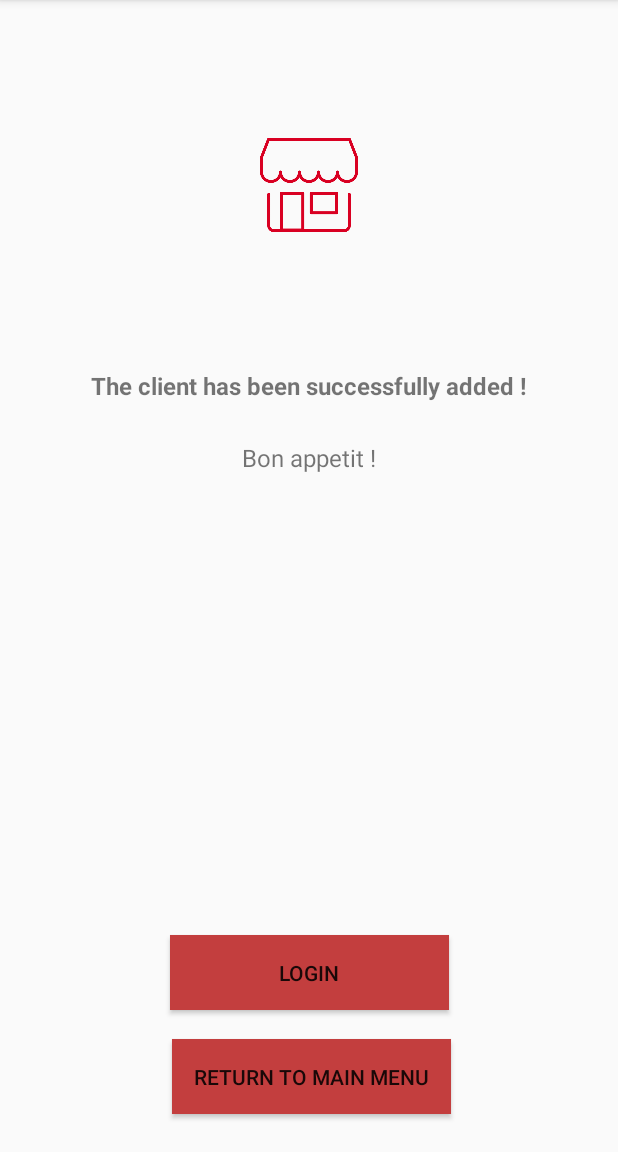
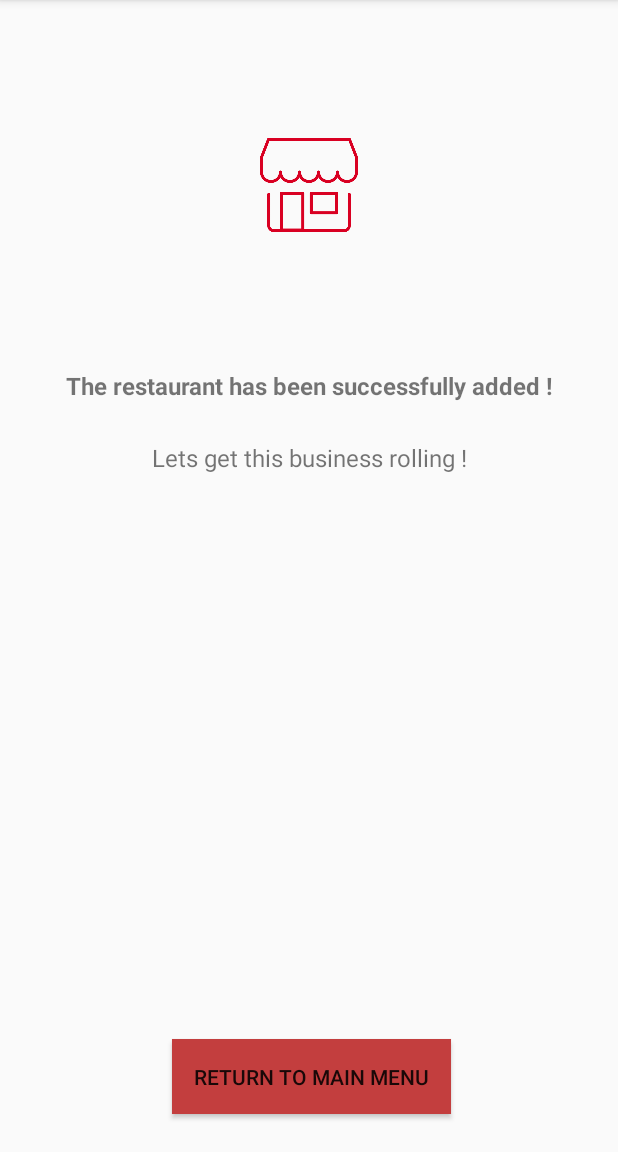
Before and after one commit to rlemchar/final_project_mobiles, an Android app: the SuccessfulRestaurantAddition screen opened directly, with no data from a screen before it, on a phone screen of 412 x 824 dp, the part 84-1236 px from its top. Run offline under Robolectric (Android 15) with nearby library versions, the phone set to English and light mode, and no system bars.

Commit message:
added - All windows are closed when a new addition is made + Design modifications

```diff
--- a/app/src/main/java/com/website/rox/ordermayab/SuccessfulRestaurantAddition.java
+++ b/app/src/main/java/com/website/rox/ordermayab/SuccessfulRestaurantAddition.java
@@ -2,6 +2,7 @@ package com.website.rox.ordermayab;
 
 import android.support.v7.app.AppCompatActivity;
 import android.os.Bundle;
+import android.view.View;
 
 public class SuccessfulRestaurantAddition extends AppCompatActivity {
 
@@ -10,4 +11,9 @@ public class SuccessfulRestaurantAddition extends AppCompatActivity {
         super.onCreate(savedInstanceState);
         setContentView(R.layout.activity_successful_restaurant_addition);
     }
+
+    public void returnToMainMenu(View view){
+        setResult(1);
+        finish();
+    }
 }
--- a/app/src/main/res/layout/activity_successful_restaurant_addition.xml
+++ b/app/src/main/res/layout/activity_successful_restaurant_addition.xml
@@ -12,31 +12,14 @@
         android:layout_height="wrap_content"
         android:layout_marginLeft="8dp"
         android:layout_marginRight="8dp"
-        android:text="Bon appetit !"
+        android:layout_marginTop="26dp"
+        android:text="Lets get this business rolling !"
         android:textAlignment="center"
         android:textSize="16sp"
         app:layout_constraintHorizontal_bias="0.501"
         app:layout_constraintLeft_toLeftOf="parent"
         app:layout_constraintRight_toRightOf="parent"
-        android:layout_marginTop="26dp"
         app:layout_constraintTop_toBottomOf="@+id/textView20" />
-
-    <Button
-        android:id="@+id/button17"
-        android:layout_width="186dp"
-        android:layout_height="50dp"
-        android:layout_marginLeft="8dp"
-        android:layout_marginRight="8dp"
-        android:background="#c33e3e"
-        android:backgroundTint="#c33e3e"
-        android:text="LogIn"
-        app:layout_constraintLeft_toLeftOf="parent"
-        app:layout_constraintRight_toRightOf="parent"
-        app:layout_constraintTop_toTopOf="parent"
-        android:layout_marginTop="373dp"
-        android:layout_marginBottom="19dp"
-        app:layout_constraintBottom_toTopOf="@+id/button18"
-        app:layout_constraintVertical_bias="1.0" />
 
     <Button
         android:id="@+id/button18"
@@ -47,6 +30,7 @@
         android:layout_marginRight="8dp"
         android:background="#c33e3e"
         android:backgroundTint="#c33e3e"
+        android:onClick="returnToMainMenu"
         android:text="Return to main menu"
         app:layout_constraintBottom_toBottomOf="parent"
         app:layout_constraintHorizontal_bias="0.507"
@@ -61,7 +45,7 @@
         android:layout_marginLeft="8dp"
         android:layout_marginRight="8dp"
         android:layout_marginTop="246dp"
-        android:text="The client has been successfully added !"
+        android:text="The restaurant has been successfully added !"
         android:textAlignment="center"
         android:textSize="16sp"
         android:textStyle="bold"
--- a/app/src/main/res/layout/content_addition_error.xml
+++ b/app/src/main/res/layout/content_addition_error.xml
@@ -49,10 +49,11 @@
         android:layout_marginRight="8dp"
         android:background="#c33e3e"
         android:backgroundTint="#c33e3e"
+        android:onClick="returnToMainMenu"
         android:text="Return to main menu"
         app:layout_constraintBottom_toBottomOf="parent"
+        app:layout_constraintHorizontal_bias="0.507"
         app:layout_constraintLeft_toLeftOf="parent"
         app:layout_constraintRight_toRightOf="parent"
-        app:layout_constraintHorizontal_bias="0.507"
         tools:layout_editor_absoluteY="436dp" />
 </android.support.constraint.ConstraintLayout>
```
Also changed, not shown: app/src/main/java/com/website/rox/ordermayab/AdditionError.java (+5 -10 lines), app/src/main/java/com/website/rox/ordermayab/ClientSignIn.java (+18 -3 lines), app/src/main/java/com/website/rox/ordermayab/RestaurantSignIn.java (+15 -9 lines), app/src/main/java/com/website/rox/ordermayab/SignIn.java (+10 -1 lines), app/src/main/java/com/website/rox/ordermayab/SuccessfulClientAddition.java (+7 -0 lines), app/src/main/res/layout/activity_addition_error.xml (+0 -8 lines), app/src/main/res/layout/activity_successful_client_addition.xml (+1 -14 lines).
